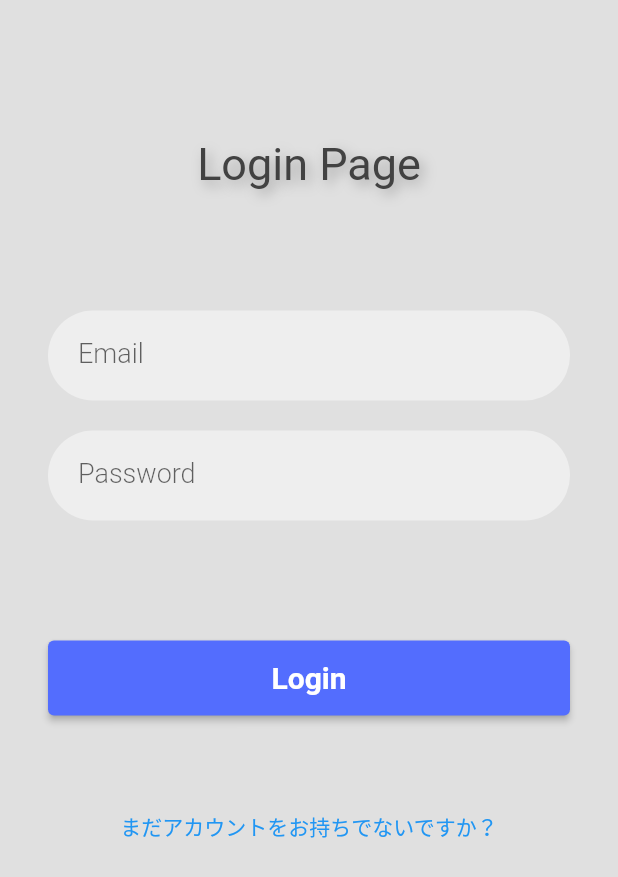
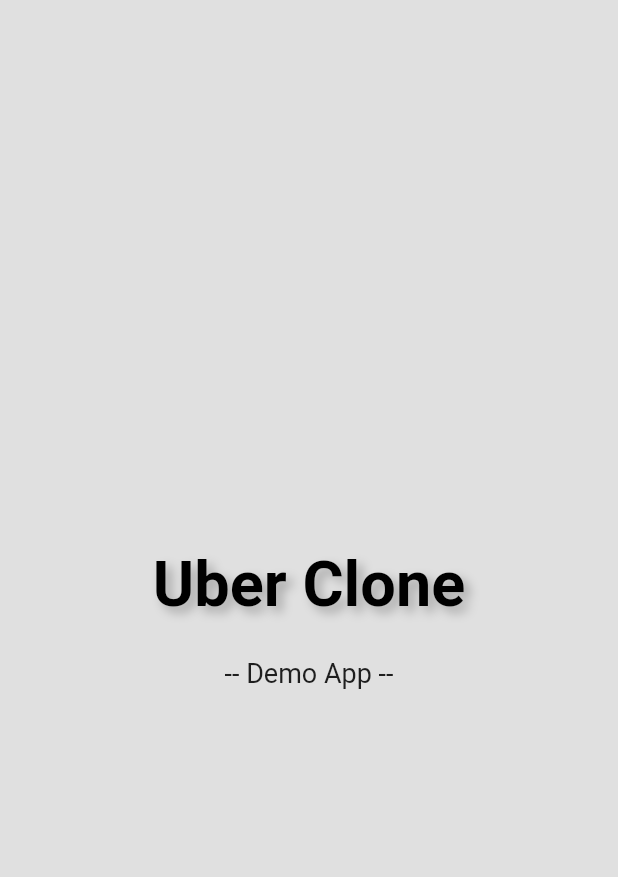
Before and after one commit to atsuki-sakai/UberClone, a Flutter app: the first screen one second after launch, on a phone screen of 412 x 824 dp. Shown: the top 877 px of the screen. Run offline on Flutter 3.47's test engine with Material 2 defaults, Android fonts, the phone set to English and light mode, and no system bars; our stand-ins replace firebase_auth, firebase_core; accounts and stored records are empty.

Commit message:
Press off the screen to close the keyboard.

```diff
--- a/lib/main.dart
+++ b/lib/main.dart
@@ -18,12 +18,12 @@
   Widget build(BuildContext context) {
     return MaterialApp(
       debugShowCheckedModeBanner: false,
-      initialRoute: LoginPage.route,
+      initialRoute: OpeningPage.route,
       routes: {
         LoginPage.route: (context) => LoginPage(),
         SignUpPage.route: (context) => SignUpPage(),
         OpeningPage.route: (context) => OpeningPage(),
-        HomePage.route: (cotext) => HomePage(),
+        HomePage.route: (context) => HomePage(),
       },
     );
   }
--- a/lib/pages/login_page.dart
+++ b/lib/pages/login_page.dart
@@ -24,21 +24,23 @@
 
   Future<void> _login(BuildContext context) async {
     //TODO - Login Function
-    if(_inputValid(context: context)){
+    if (_inputValid(context: context)) {
       final _auth = Auth();
-      try{
-        final _user = await _auth.signInWithEmailAndPassword(email: emailTextController.text, password: passwordTextController.text);
-        if(_user != null){
-          if(_user.emailVerified){
+      try {
+        final _user = await _auth.signInWithEmailAndPassword(
+            email: emailTextController.text,
+            password: passwordTextController.text);
+        if (_user != null) {
+          if (_user.emailVerified) {
             print('user is logged => ${_user.email}');
             Navigator.pushNamed(context, HomePage.route);
-          }else{
+          } else {
             toast(context: context, msg: LoginEmailValidException.message);
           }
-        }else{
+        } else {
           toast(context: context, msg: '予期せぬエラーが発生しました。再度ログインしてください。');
         }
-      }on FirebaseException catch(error) {
+      } on FirebaseException catch (error) {
         print(error.code);
         print(error.message);
         toast(context: context, msg: error.message!);
@@ -59,7 +61,7 @@
       toast(context: context, msg: 'メールアドレスの形式が無効です。');
       return false;
     } else if (emailTextController.text.length < 7) {
-      toast(context: context,msg: 'メールアドレスが短すぎます。');
+      toast(context: context, msg: 'メールアドレスが短すぎます。');
     } else if (emailTextController.text.length > 25) {
       toast(context: context, msg: 'メールアドレスが長すぎます。');
       return false;
@@ -79,17 +81,16 @@
     _loginData = await Navigator.pushNamed(context, SignUpPage.route) as Map;
     emailTextController.text = _loginData['email'];
     passwordTextController.text = _loginData['password'];
-    print(_loginData);
   }
 
   @override
   Widget build(BuildContext context) {
-    return StatusBarStyle(
-      brightness: Brightness.light,
-      child: Scaffold(
-        backgroundColor: Colors.grey.shade300,
-        body: SingleChildScrollView(
-          child: SafeArea(
+    return Scaffold(
+      backgroundColor: Colors.grey.shade300,
+      body: GestureDetector(
+        onTap: () => FocusScope.of(context).unfocus(),
+        child: SafeArea(
+          child: SingleChildScrollView(
             child: Padding(
               padding: const EdgeInsets.symmetric(
                 vertical: 32.0,
@@ -119,7 +120,6 @@
           labelText: 'Email',
           nextFocus: passwordFocusNode,
           controller: emailTextController,
-
         ),
         SizedBox(height: 20.0),
         RoundTextField(
```
Also changed, not shown: lib/pages/sign_up_page.dart (+6 -3 lines), lib/utils/custom_exception.dart (+8 -1 lines).
